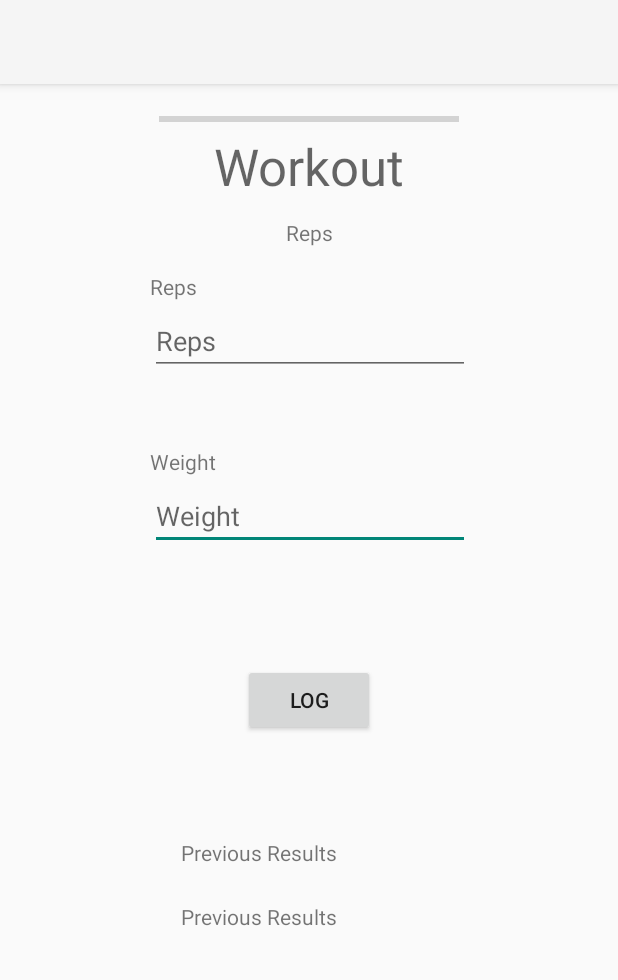
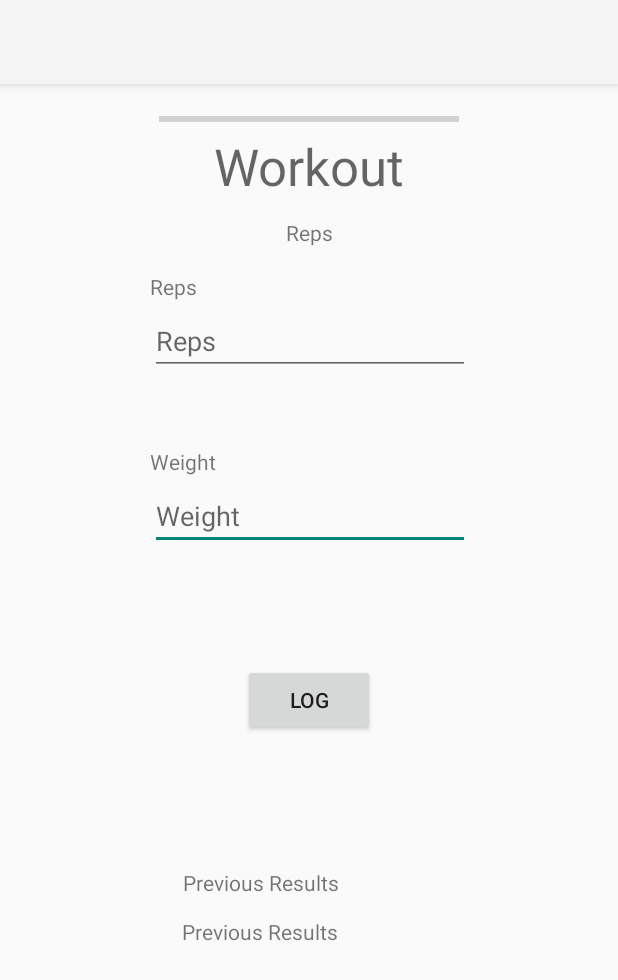
Before and after one commit to TobiasForner/FitnessApp, an Android app: the WorkoutActivity screen opened directly, with no data from a screen before it, on a phone screen of 412 x 824 dp. Shown: the top 980 px of the screen. Run offline under Robolectric (Android 15) with nearby library versions, the phone set to English and light mode, and no system bars; 3 statements that could not run were skipped.

Commit message:
fixed bugs with prev results for duration exercises

```diff
--- a/app/src/main/res/layout/activity_workout.xml
+++ b/app/src/main/res/layout/activity_workout.xml
@@ -101,10 +101,10 @@
         android:id="@+id/prev_results_header"
         android:layout_width="129dp"
         android:layout_height="18dp"
-        android:layout_marginTop="68dp"
+        android:layout_marginTop="88dp"
         android:text="@string/prev_results"
         app:layout_constraintEnd_toEndOf="@+id/prev_results_body"
-        app:layout_constraintHorizontal_bias="0.0"
+        app:layout_constraintHorizontal_bias="0.023"
         app:layout_constraintStart_toStartOf="@+id/prev_results_body"
         app:layout_constraintTop_toBottomOf="@+id/button3" />
 
@@ -114,10 +114,11 @@
         android:layout_height="131dp"
         android:text="@string/prev_results"
         app:layout_constraintBottom_toBottomOf="parent"
-        app:layout_constraintEnd_toEndOf="@+id/exerciseName"
-        app:layout_constraintStart_toStartOf="@+id/exerciseName"
+        app:layout_constraintEnd_toEndOf="@+id/button3"
+        app:layout_constraintHorizontal_bias="0.493"
+        app:layout_constraintStart_toStartOf="@+id/button3"
         app:layout_constraintTop_toBottomOf="@+id/prev_results_header"
-        app:layout_constraintVertical_bias="0.212" />
+        app:layout_constraintVertical_bias="0.152" />
 
     <ProgressBar
         android:id="@+id/progressBar_workout"
```
Also changed, not shown: app/src/main/java/com/example/fitnessapp3/CurrentWorkout.java (+25 -2 lines), app/src/main/java/com/example/fitnessapp3/SetResult.java (deleted, +0 -26 lines), app/src/main/java/com/example/fitnessapp3/SetResults/SetResult.java (added, +43 -0 lines), app/src/main/res/layout/activity_duration_exercise.xml (+8 -7 lines).
